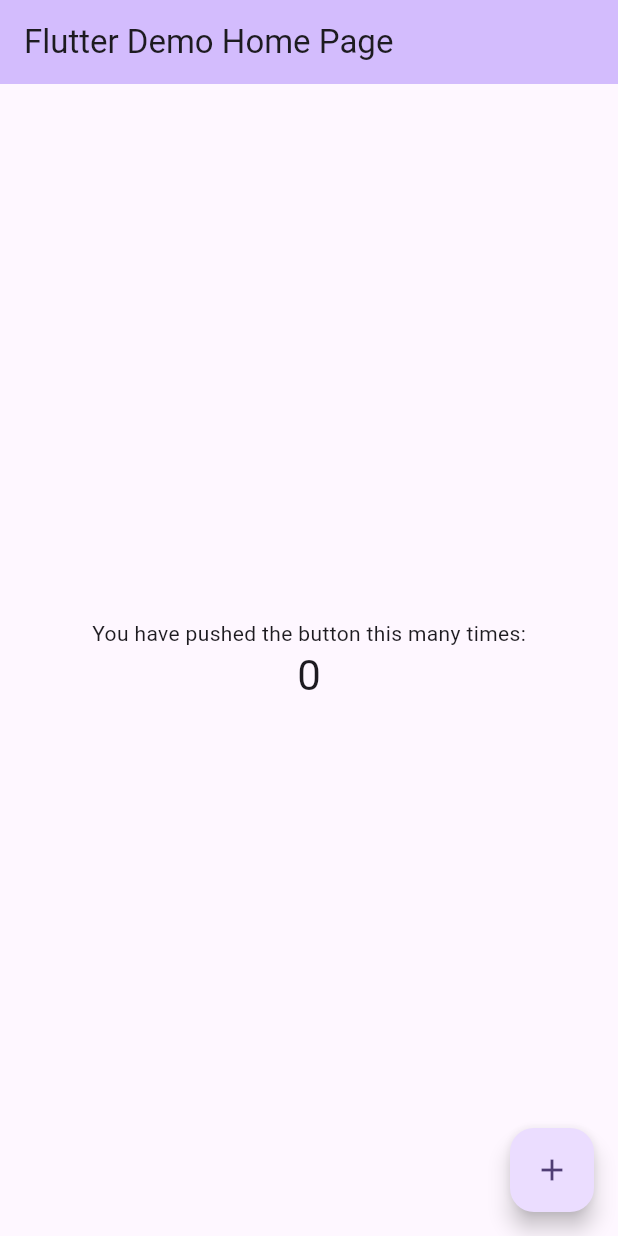
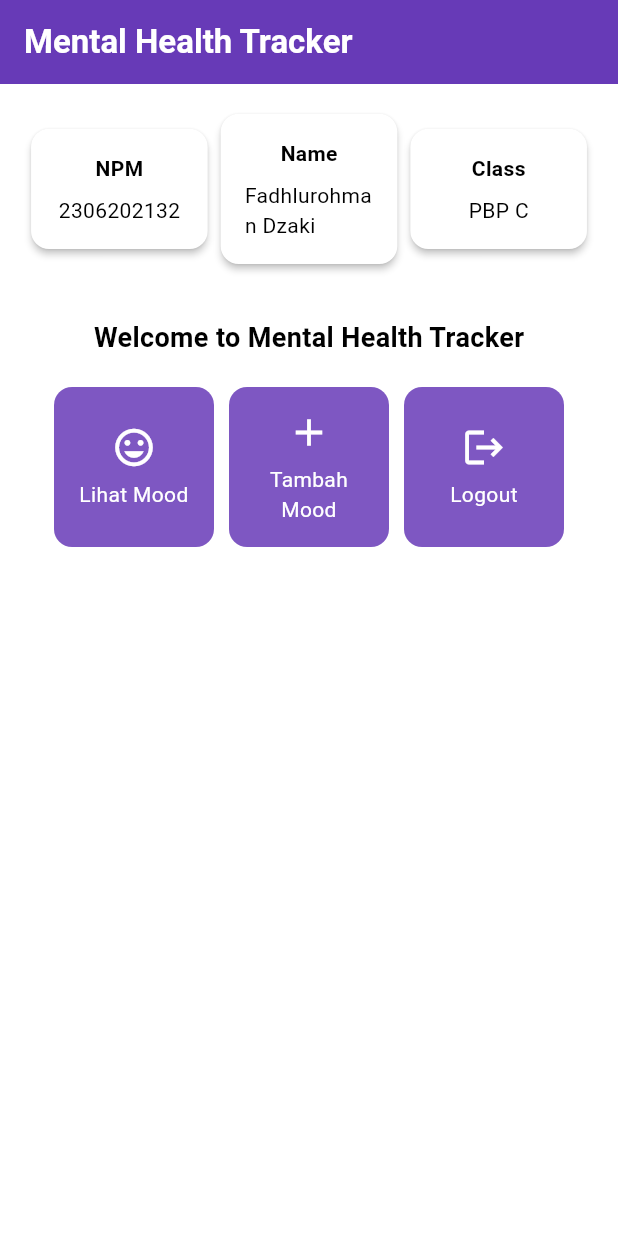
Before and after one commit to dzak27567/mental-health-tracker_mobile, a Flutter app: the screen it shows after launch, on a phone screen of 412 x 824 dp. Run offline on Flutter 3.47's test engine with Material 3 defaults, Android fonts, the phone set to English and light mode, and no system bars.

Commit message:
done tutorial 6

```diff
--- a/lib/main.dart
+++ b/lib/main.dart
@@ -1,5 +1,5 @@
 import 'package:flutter/material.dart';
-
+import 'package:mental_health_tracker_mobile/menu.dart';
 void main() {
   runApp(const MyApp());
 }
@@ -28,98 +28,12 @@ class MyApp extends StatelessWidget {
         //
         // This works for code too, not just values: Most code changes can be
         // tested with just a hot reload.
-        colorScheme: ColorScheme.fromSeed(seedColor: Colors.deepPurple),
+        colorScheme: ColorScheme.fromSwatch(
+          primarySwatch : Colors.deepPurple,
+        ).copyWith(secondary: Colors.deepPurple[400]),
         useMaterial3: true,
       ),
-      home: const MyHomePage(title: 'Flutter Demo Home Page'),
+      home:  MyHomePage(),
     );
   }
 }
-
-class MyHomePage extends StatefulWidget {
-  const MyHomePage({super.key, required this.title});
-
-  // This widget is the home page of your application. It is stateful, meaning
-  // that it has a State object (defined below) that contains fields that affect
-  // how it looks.
-
-  // This class is the configuration for the state. It holds the values (in this
-  // case the title) provided by the parent (in this case the App widget) and
-  // used by the build method of the State. Fields in a Widget subclass are
-  // always marked "final".
-
-  final String title;
-
-  @override
-  State<MyHomePage> createState() => _MyHomePageState();
-}
-
-class _MyHomePageState extends State<MyHomePage> {
-  int _counter = 0;
-
-  void _incrementCounter() {
-    setState(() {
-      // This call to setState tells the Flutter framework that something has
-      // changed in this State, which causes it to rerun the build method below
-      // so that the display can reflect the updated values. If we changed
-      // _counter without calling setState(), then the build method would not be
-      // called again, and so nothing would appear to happen.
-      _counter++;
-    });
-  }
-
-  @override
-  Widget build(BuildContext context) {
-    // This method is rerun every time setState is called, for instance as done
-    // by the _incrementCounter method above.
-    //
-    // The Flutter framework has been optimized to make rerunning build methods
-    // fast, so that you can just rebuild anything that needs updating rather
-    // than having to individually change instances of widgets.
-    return Scaffold(
-      appBar: AppBar(
-        // TRY THIS: Try changing the color here to a specific color (to
-        // Colors.amber, perhaps?) and trigger a hot reload to see the AppBar
-        // change color while the other colors stay the same.
-        backgroundColor: Theme.of(context).colorScheme.inversePrimary,
-        // Here we take the value from the MyHomePage object that was created by
-        // the App.build method, and use it to set our appbar title.
-        title: Text(widget.title),
-      ),
-      body: Center(
-        // Center is a layout widget. It takes a single child and positions it
-        // in the middle of the parent.
-        child: Column(
-          // Column is also a layout widget. It takes a list of children and
-          // arranges them vertically. By default, it sizes itself to fit its
-          // children horizontally, and tries to be as tall as its parent.
-          //
-          // Column has various properties to control how it sizes itself and
-          // how it positions its children. Here we use mainAxisAlignment to
-          // center the children vertically; the main axis here is the vertical
-          // axis because Columns are vertical (the cross axis would be
-          // horizontal).
-          //
-          // TRY THIS: Invoke "debug painting" (choose the "Toggle Debug Paint"
-          // action in the IDE, or press "p" in the console), to see the
-          // wireframe for each widget.
-          mainAxisAlignment: MainAxisAlignment.center,
-          children: <Widget>[
-            const Text(
-              'You have pushed the button this many times:',
-            ),
-            Text(
-              '$_counter',
-              style: Theme.of(context).textTheme.headlineMedium,
-            ),
-          ],
-        ),
-      ),
-      floatingActionButton: FloatingActionButton(
-        onPressed: _incrementCounter,
-        tooltip: 'Increment',
-        child: const Icon(Icons.add),
-      ), // This trailing comma makes auto-formatting nicer for build methods.
-    );
-  }
-}
--- /dev/null
+++ b/lib/menu.dart
@@ -0,0 +1,190 @@
+import 'package:flutter/material.dart';
+
+class MyHomePage extends StatelessWidget {
+
+    MyHomePage({super.key});
+    final String npm = '2306202132'; // NPM
+    final String name = 'Fadhlurohman Dzaki'; // Nama
+    final String className = 'PBP C'; // Kelas
+
+    final List<ItemHomepage> items = [
+         ItemHomepage("Lihat Mood", Icons.mood),
+         ItemHomepage("Tambah Mood", Icons.add),
+         ItemHomepage("Logout", Icons.logout),
+    ];
+
+    @override
+    Widget build(BuildContext context) {
+      // Scaffold menyediakan struktur dasar halaman dengan AppBar dan body.
+      return Scaffold(
+        // AppBar adalah bagian atas halaman yang menampilkan judul.
+        appBar: AppBar(
+          // Judul aplikasi "Mental Health Tracker" dengan teks putih dan tebal.
+          title: const Text(
+            'Mental Health Tracker',
+            style: TextStyle(
+              color: Colors.white,
+              fontWeight: FontWeight.bold,
+            ),
+          ),
+          // Warna latar belakang AppBar diambil dari skema warna tema aplikasi.
+          backgroundColor: Theme.of(context).colorScheme.primary,
+        ),
+        // Body halaman dengan padding di sekelilingnya.
+        body: Padding(
+          padding: const EdgeInsets.all(16.0),
+          // Menyusun widget secara vertikal dalam sebuah kolom.
+          child: Column(
+            crossAxisAlignment: CrossAxisAlignment.center,
+            children: [
+              // Row untuk menampilkan 3 InfoCard secara horizontal.
+              Row(
+                mainAxisAlignment: MainAxisAlignment.spaceEvenly,
+                children: [
+                  InfoCard(title: 'NPM', content: npm),
+                  InfoCard(title: 'Name', content: name),
+                  InfoCard(title: 'Class', content: className),
+                ],
+              ),
+
+              // Memberikan jarak vertikal 16 unit.
+              const SizedBox(height: 16.0),
+
+              // Menempatkan widget berikutnya di tengah halaman.
+              Center(
+                child: Column(
+                  // Menyusun teks dan grid item secara vertikal.
+
+                  children: [
+                    // Menampilkan teks sambutan dengan gaya tebal dan ukuran 18.
+                    const Padding(
+                      padding: EdgeInsets.only(top: 16.0),
+                      child: Text(
+                        'Welcome to Mental Health Tracker',
+                        style: TextStyle(
+                          fontWeight: FontWeight.bold,
+                          fontSize: 18.0,
+                        ),
+                      ),
+                    ),
+
+                    // Grid untuk menampilkan ItemCard dalam bentuk grid 3 kolom.
+                    GridView.count(
+                      primary: true,
+                      padding: const EdgeInsets.all(20),
+                      crossAxisSpacing: 10,
+                      mainAxisSpacing: 10,
+                      crossAxisCount: 3,
+                      // Agar grid menyesuaikan tinggi kontennya.
+                      shrinkWrap: true,
+
+                      // Menampilkan ItemCard untuk setiap item dalam list items.
+                      children: items.map((ItemHomepage item) {
+                        return ItemCard(item);
+                      }).toList(),
+                    ),
+                  ],
+                ),
+              ),
+            ],
+          ),
+        ),
+      );
+    }
+}
+
+
+class InfoCard extends StatelessWidget {
+  // Kartu informasi yang menampilkan title dan content.
+
+  final String title;  // Judul kartu.
+  final String content;  // Isi kartu.
+
+  const InfoCard({super.key, required this.title, required this.content});
+
+  @override
+  Widget build(BuildContext context) {
+    return Card(
+      // Membuat kotak kartu dengan bayangan dibawahnya.
+      elevation: 2.0,
+      child: Container(
+        // Mengatur ukuran dan jarak di dalam kartu.
+        width: MediaQuery.of(context).size.width / 3.5, // menyesuaikan dengan lebar device yang digunakan.
+        padding: const EdgeInsets.all(16.0),
+        // Menyusun title dan content secara vertikal.
+        child: Column(
+          children: [
+            Text(
+              title,
+              style: const TextStyle(fontWeight: FontWeight.bold),
+            ),
+            const SizedBox(height: 8.0),
+            Text(content),
+          ],
+        ),
+      ),
+    );
+  }
+}
+
+class ItemHomepage {
+     final String name;
+     final IconData icon;
+
+     ItemHomepage(this.name, this.icon);
+ }
+
+
+class ItemCard extends StatelessWidget {
+  // Menampilkan kartu dengan ikon dan nama.
+
+  final ItemHomepage item;
+
+  const ItemCard(this.item, {super.key});
+
+  @override
+  Widget build(BuildContext context) {
+    return Material(
+      // Menentukan warna latar belakang dari tema aplikasi.
+      color: Theme.of(context).colorScheme.secondary,
+      // Membuat sudut kartu melengkung.
+      borderRadius: BorderRadius.circular(12),
+
+      child: InkWell(
+        // Aksi ketika kartu ditekan.
+        onTap: () {
+          // Menampilkan pesan SnackBar saat kartu ditekan.
+          ScaffoldMessenger.of(context)
+            ..hideCurrentSnackBar()
+            ..showSnackBar(
+              SnackBar(content: Text("Kamu telah menekan tombol ${item.name}!"))
+            );
+        },
+        // Container untuk menyimpan Icon dan Text
+        child: Container(
+          padding: const EdgeInsets.all(8),
+          child: Center(
+            child: Column(
+              // Menyusun ikon dan teks di tengah kartu.
+              mainAxisAlignment: MainAxisAlignment.center,
+              children: [
+                Icon(
+                  item.icon,
+                  color: Colors.white,
+                  size: 30.0,
+                ),
+                const Padding(padding: EdgeInsets.all(3)),
+                Text(
+                  item.name,
+                  textAlign: TextAlign.center,
+                  style: const TextStyle(color: Colors.white),
+                ),
+              ],
+            ),
+          ),
+        ),
+      ),
+    );
+  }
+
+}
```
